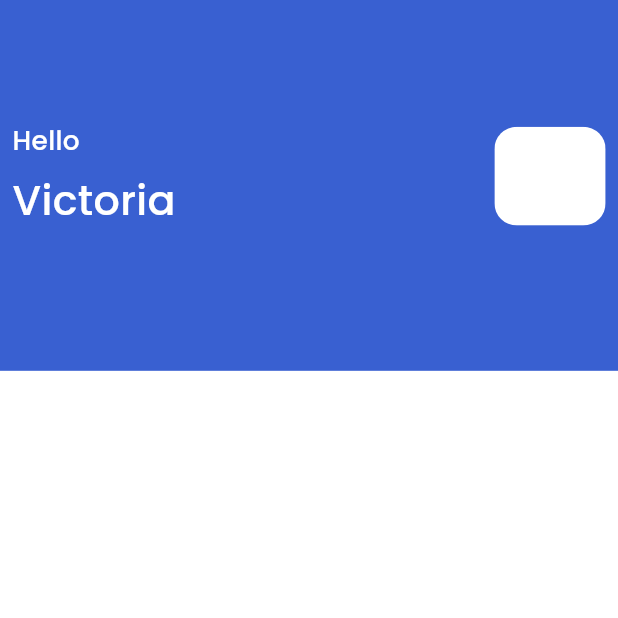
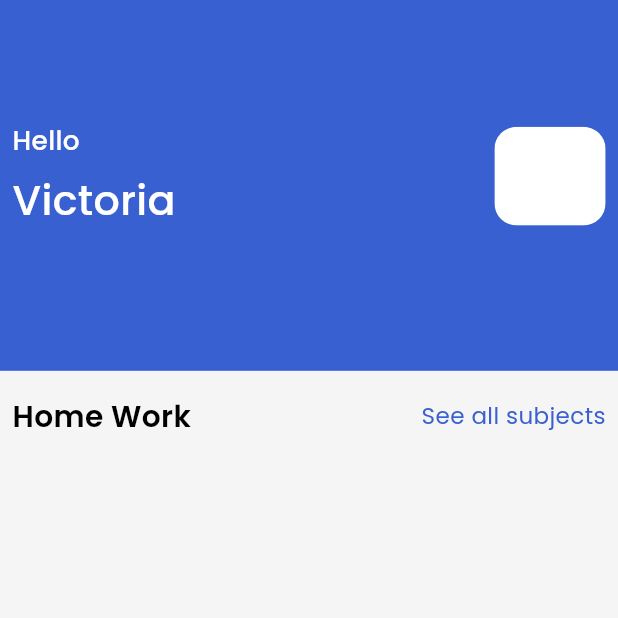
Before and after one commit to ArslanXXQazi/Your-Diary, a Flutter app: the DiaryView screen opened directly, on a phone screen of 412 x 824 dp, the top half of it. Run offline on Flutter 3.47's test engine with Material 3 defaults, Android fonts, the phone set to English and light mode, and no system bars; our stand-ins replace get, google_fonts, lottie.

Commit message:
Update diary_view.dart

```diff
--- a/lib/src/views/botom_nav_view/diary_view/diary_view.dart
+++ b/lib/src/views/botom_nav_view/diary_view/diary_view.dart
@@ -10,7 +10,7 @@ class DiaryView extends StatelessWidget {
     final screenWidth = MediaQuery.sizeOf(context).width;
     final screenHeight = MediaQuery.sizeOf(context).height;
     return Scaffold(
-      backgroundColor: Colors.white,
+      backgroundColor: Colors.grey.shade100,
       body: Column(children: [
         Container(
           height: screenHeight*.3,
@@ -52,6 +52,29 @@ class DiaryView extends StatelessWidget {
             ],),
           ),
         ),
+        SizedBox(height: screenHeight*.02),
+        Padding(
+          padding:  EdgeInsets.symmetric(horizontal: screenWidth*.02),
+          child: Column(children: [
+            Row(
+              mainAxisAlignment: MainAxisAlignment.spaceBetween,
+              children: [
+                BlackText(
+                  text: "Home Work",
+                  fontSize: 18,
+                  fontWeight: FontWeight.w600,
+                ),
+                BlackText(
+                  onTap: (){},
+                  text: "See all subjects",
+                  fontSize: 14,
+                  fontWeight: FontWeight.w400,
+                  textColor: AppColor.blue,
+                ),
+              ],),
+            SizedBox(height: screenHeight*.02),
+          ],),
+        )
       ],),
     );
   }
```
